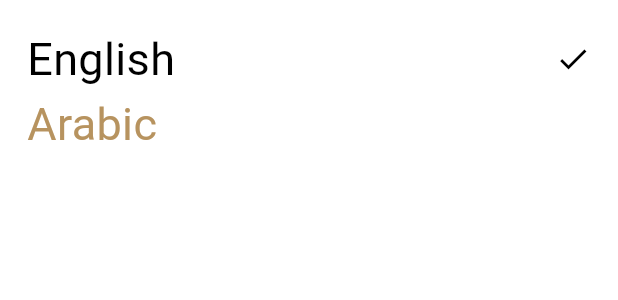
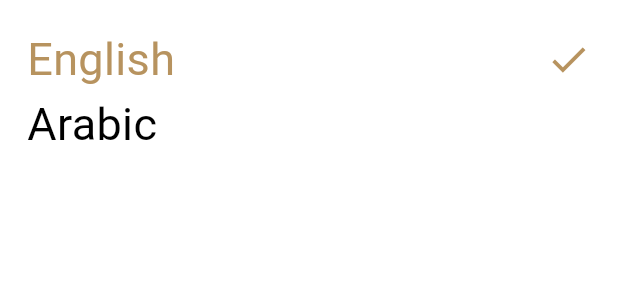
Before and after one commit to mernaamir/islamiiiiApp, a Flutter app: what languageSheet() shows on an empty page, opened directly, on a phone screen of 412 x 824 dp. Shown: the top 300 px of the screen. Run offline on Flutter 3.47's test engine with Material 3 defaults, Android fonts, the phone set to English and light mode, and no system bars; our stand-ins replace google_fonts; generated files the repository leaves out were written again.

Commit message:
Islamic Application finishing

```diff
--- a/lib/main.dart
+++ b/lib/main.dart
@@ -35,6 +35,7 @@ class MyApp extends StatelessWidget {
       debugShowCheckedModeBanner: false,
       initialRoute: "home",
       theme: MyThemeData.lightTheme,
+      themeMode:provider.myTheme,
       darkTheme: MyThemeData.darkTheme,
       routes: {
         "home": (context) => homeScreen(),
--- a/lib/my_theme.dart
+++ b/lib/my_theme.dart
@@ -40,7 +40,11 @@ bodyLarge: TextStyle(
   )
   )
   );
+
+
+
  static ThemeData darkTheme= ThemeData(
+   brightness: Brightness.dark,
      appBarTheme: AppBarTheme(
          backgroundColor: Colors.transparent,
          centerTitle: true,
--- a/lib/provider/myProvider.dart
+++ b/lib/provider/myProvider.dart
@@ -2,9 +2,15 @@ import 'package:flutter/material.dart';
 
 class myProvider extends ChangeNotifier{
   String languageCode="en";
-
+ThemeMode myTheme=ThemeMode.light;
   changeLanguage(String code){
     languageCode=code;
     notifyListeners();
   }
+
+  changeTheme(ThemeMode mode){
+    myTheme=mode;
+    notifyListeners();
+
+  }
 }
--- a/lib/sheets/languages.dart
+++ b/lib/sheets/languages.dart
@@ -24,12 +24,16 @@ class languageSheet extends StatelessWidget{
                 },
                 child: Text(AppLocalizations.of(context)!.english,style:
 
-                TextStyle(color:provider.changeLanguage=="en"? Color(0xffB7935F):Colors.black,fontSize: 30)),
+                TextStyle(color:provider.languageCode=="en"? Color(0xffB7935F):Colors.black,fontSize: 30)),
               ),
-              if(provider.languageCode=="en")...[
-                Icon(Icons.done,color: provider.changeLanguage=="en"? Color(0xffB7935F):Colors.black,)
-              ]
-              // provider.changeLanguage=="en"? Icon(Icons.done,size: 30,color: Color(0xffB7935F),):SizedBox()
+              provider.languageCode=="en"
+                  ? Icon(
+                Icons.done,
+                size: 30,
+                color: Color(0xffB7935F),
+              )
+                  : SizedBox()
+
             ],
           )
           ,
@@ -43,15 +47,19 @@ class languageSheet extends StatelessWidget{
                 },
                 child: Text(AppLocalizations.of(context)!.arabic,
                     style: TextStyle(
-                        color:provider.changeLanguage=="en"?Colors.black: Color(0xffB7935F),
+                        color:provider.languageCode=="en"?Colors.black: Color(0xffB7935F),
 
                         fontSize: 30)
 
                 ),
               ),
-              if(provider.languageCode=="ar")...[
-                Icon(Icons.done,color: provider.changeLanguage=="ar"? Color(0xffB7935F):Color(0xffB7935F),)
-              ]
+              provider.languageCode=="ar"
+                  ? Icon(
+                Icons.done,
+                size: 30,
+                color: Color(0xffB7935F),
+              )
+                  : SizedBox()
               // provider.changeLanguage=="en"?SizedBox():
               // Icon(Icons.done,size:30,color:Color(0xffB7935F) ,)
             ],
```
Also changed, not shown: lib/sheets/themeBottom.dart (+40 -15 lines).
